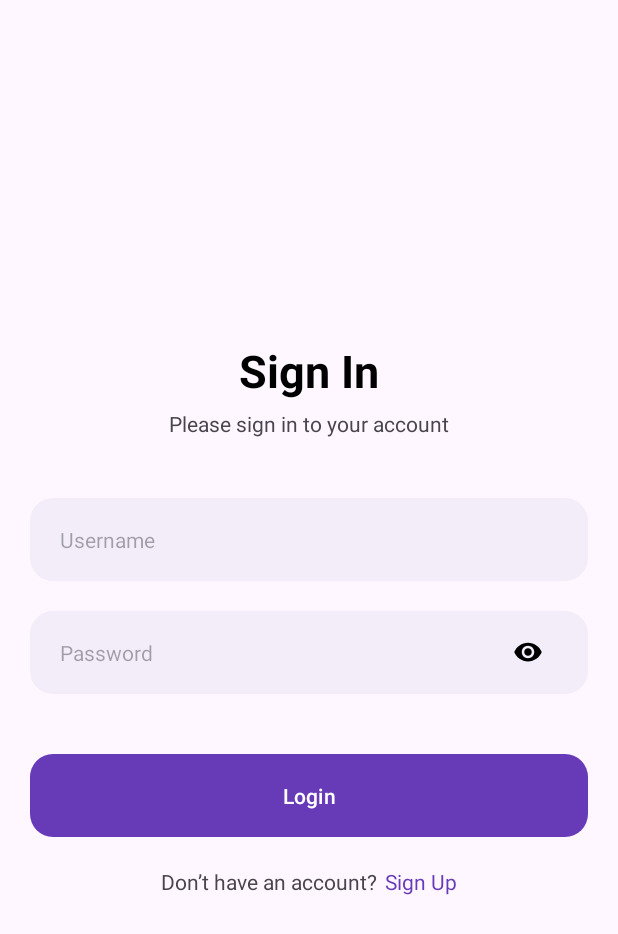
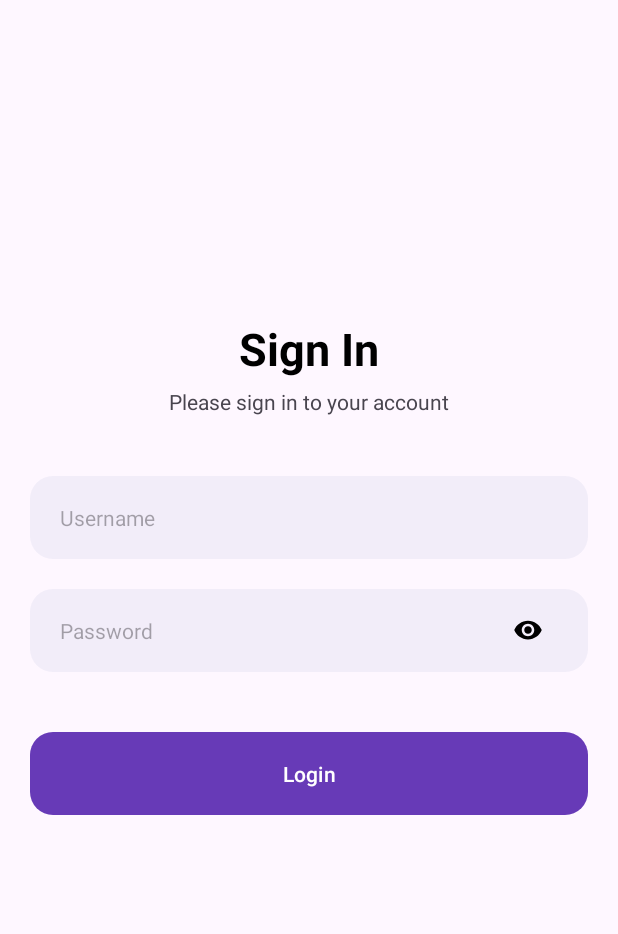
Before and after one commit to pierreviences/Android-Test, an Android app: the screen it shows after launch (LoginActivity), on a phone screen of 412 x 824 dp. Shown: the top 934 px of the screen. Run offline under Robolectric (Android 15) with nearby library versions, the phone set to English and light mode, and no system bars.

Commit message:
refactor: update code login & removed register

```diff
--- a/app/src/main/java/com/example/myapplication/ui/auth/LoginActivity.java
+++ b/app/src/main/java/com/example/myapplication/ui/auth/LoginActivity.java
@@ -1,19 +1,26 @@
 package com.example.myapplication.ui.auth;
 
 import androidx.appcompat.app.AppCompatActivity;
+import androidx.lifecycle.ViewModelProvider;
 
 import android.content.Intent;
 import android.os.Bundle;
 import android.text.InputType;
 import android.view.View;
+import android.widget.Toast;
 
 import com.example.myapplication.R;
+import com.example.myapplication.data.model.User;
 import com.example.myapplication.databinding.ActivityLoginBinding;
+import com.example.myapplication.ui.MainActivity;
+
+import java.util.List;
 
 
 public class LoginActivity extends AppCompatActivity {
     ActivityLoginBinding binding;
     private boolean passwordShowing = false;
+    private LoginViewModel viewModel;
     @Override
     protected void onCreate(Bundle savedInstanceState) {
         super.onCreate(savedInstanceState);
@@ -21,8 +28,7 @@ public class LoginActivity extends AppCompatActivity {
         View view = binding.getRoot();
         setContentView(view);
 
-        binding.tvSignup.setOnClickListener(v -> startActivity(new Intent(LoginActivity.this, RegisterActivity.class)));
-        binding.icEyePassword.setOnClickListener(v -> {
+       binding.icEyePassword.setOnClickListener(v -> {
             passwordShowing = !passwordShowing;
             int passwordVisibility = passwordShowing ?
                     InputType.TYPE_TEXT_VARIATION_VISIBLE_PASSWORD :
@@ -33,5 +39,31 @@ public class LoginActivity extends AppCompatActivity {
             binding.etLoginPassword.setSelection(binding.etLoginPassword.length());
         });
 
+        viewModel = new ViewModelProvider(this).get(LoginViewModel.class);
+
+       binding.btnLogin.setOnClickListener(v -> {
+            String username = binding.etLoginUsername.getText().toString();
+            String password = binding.etLoginPassword.getText().toString();
+
+            if (isInputValid(username, password)) {
+                showToast(viewModel.isValidUser(username, password) ? R.string.login_success : R.string.login_failure);
+                if (viewModel.isValidUser(username, password)){
+                    Intent intent = new Intent(LoginActivity.this, MainActivity.class);
+                    startActivity(intent);
+                    finish();
+                }
+            } else {
+                showToast(R.string.fill_both_fields);
+            }
+        });
     }
+
+    private boolean isInputValid(String username, String password) {
+        return !username.isEmpty() && !password.isEmpty();
+    }
+
+    private void showToast(int messageResId) {
+        Toast.makeText(LoginActivity.this, messageResId, Toast.LENGTH_SHORT).show();
+    }
+
 }
--- /dev/null
+++ b/app/src/main/java/com/example/myapplication/ui/auth/LoginViewModel.java
@@ -0,0 +1,22 @@
+package com.example.myapplication.ui.auth;
+
+import androidx.lifecycle.MutableLiveData;
+import androidx.lifecycle.ViewModel;
+
+import com.example.myapplication.data.model.User;
+import com.example.myapplication.utils.UserUtils;
+
+import java.util.List;
+
+public class LoginViewModel extends ViewModel {
+    private User[] users = UserUtils.getUsers();
+
+    public boolean isValidUser(String inputUsername, String inputPassword) {
+        for (User user : users) {
+            if (user.getUsername().equals(inputUsername) && user.getPassword().equals(inputPassword)) {
+                return true;
+            }
+        }
+        return false;
+    }
+}
--- /dev/null
+++ b/app/src/main/java/com/example/myapplication/utils/UserUtils.java
@@ -0,0 +1,14 @@
+package com.example.myapplication.utils;
+
+import com.example.myapplication.data.model.User;
+
+public class UserUtils {
+
+    public static User[] getUsers() {
+        return new User[]{
+                new User("a", "a"),
+                new User("admin", "admin"),
+                new User("b", "b")
+        };
+    }
+}
--- a/app/src/main/res/layout/activity_login.xml
+++ b/app/src/main/res/layout/activity_login.xml
@@ -84,26 +84,11 @@
         android:textColor="#ffffff"
         android:text="@string/login" />
 
-    <LinearLayout
+    <ProgressBar
+        android:id="@+id/progressBar"
+        android:layout_width="wrap_content"
+        android:layout_height="wrap_content"
+        android:layout_gravity="center"
         android:layout_marginTop="20dp"
-        android:layout_width="match_parent"
-        android:layout_height="wrap_content"
-        android:gravity="center"
-        android:orientation="horizontal">
-        <TextView
-            android:layout_width="wrap_content"
-            android:layout_height="wrap_content"
-            android:text="@string/dont_have_account"
-            />
-
-        <TextView
-            android:id="@+id/tv_signup"
-            android:textColor="@color/my_light_primary"
-            android:layout_width="wrap_content"
-            android:layout_height="wrap_content"
-            android:layout_marginLeft="5dp"
-            android:text="@string/signup"
-            />
-
-    </LinearLayout>
+        android:visibility="invisible" />
 </LinearLayout>
--- a/app/src/main/res/values/strings.xml
+++ b/app/src/main/res/values/strings.xml
@@ -1,17 +1,13 @@
 <resources>
     <string name="app_name">My Application</string>
     <string name="title_login">Sign In</string>
-    <string name="title_register">Sign Up</string>
     <string name="desc_login">Please sign in to your account</string>
-    <string name="desc_register">Create a ne account</string>
     <string name="username">Username</string>
     <string name="password">Password</string>
     <string name="login">Login</string>
-    <string name="register">Register</string>
-    <string name="signup">Sign Up</string>
-    <string name="signin">Sign In</string>
-    <string name="dont_have_account">Don’t have an account?</string>
-    <string name="have_account">Already have an account?</string>
+    <string name="login_success">Login Successful</string>
+    <string name="login_failure">Login Failed. Check username and password again.</string>
+    <string name="fill_both_fields">Please fill in your username and password</string>
 
 
 </resources>
```
Also changed, not shown: app/src/main/java/com/example/myapplication/ui/auth/RegisterActivity.java (deleted, +0 -75 lines), app/src/main/java/com/example/myapplication/ui/auth/RegisterViewModel.java (deleted, +0 -36 lines), app/src/main/res/layout/activity_register.xml (deleted, +0 -118 lines).
